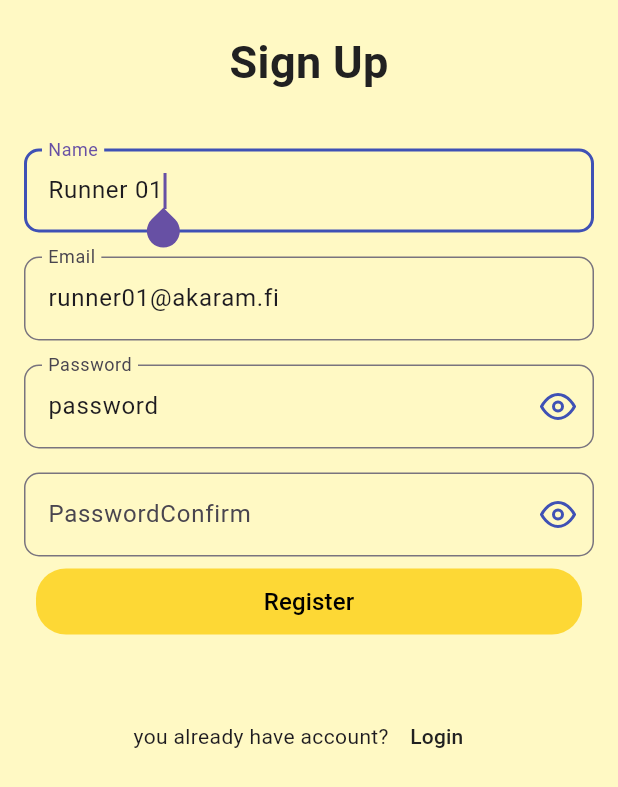
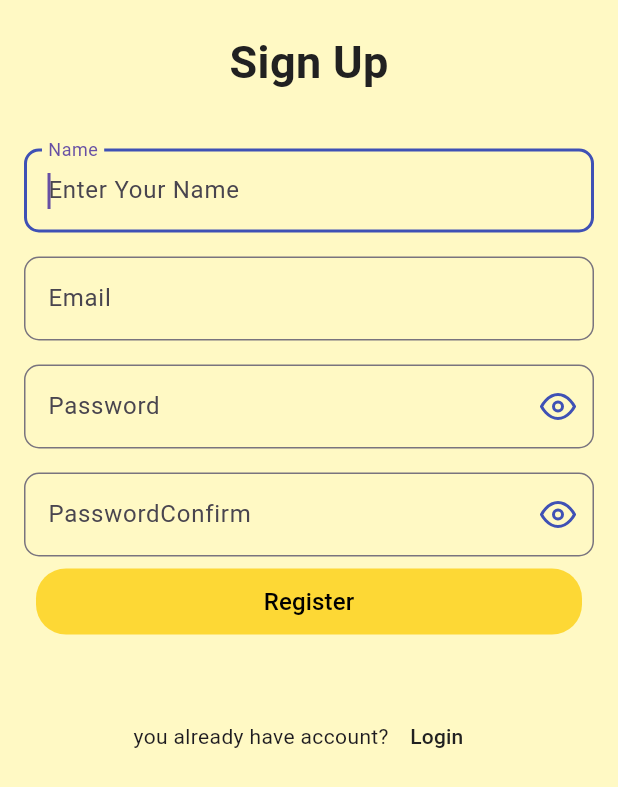
Before and after one commit to nteej/akcrm, a Flutter app: the Register screen opened directly, on a phone screen of 412 x 824 dp. Shown: the top 787 px of the screen. Run offline on Flutter 3.47's test engine with Material 3 defaults, Android fonts, the phone set to English and light mode, and no system bars; our stand-ins replace device_info_plus, dio, flutter_feather_icons, flutter_map, flutter_secure_storage, flutter_svg and 2 more; missing offline and left inert: finnerp; accounts and stored records are empty.

Commit message:
Name Update with Login & Register Default value fix

```diff
--- a/lib/screen/location_check_screen.dart
+++ b/lib/screen/location_check_screen.dart
@@ -124,7 +124,7 @@ class _LocationCheckScreenState extends State<LocationCheckScreen> {
 
               // Description
               Text(
-                'FinnERP needs access to your location to track work activities and provide accurate job management.',
+                'SmartForce needs access to your location to track work activities and provide accurate job management.',
                 style: TextStyle(
                   fontSize: 16,
                   color: AppColors.text.withOpacity(0.7),
--- a/lib/screen/login_screen.dart
+++ b/lib/screen/login_screen.dart
@@ -32,8 +32,8 @@ class _LoginScreenState extends State<LoginScreen> {
   @override
   void initState() {
     super.initState();
-    _email.text = 'runner01@akaram.fi';
-    _password.text = 'password';
+    _email.text = '';
+    _password.text = '';
   }
 
   Future submit() async {
--- a/lib/screen/register.dart
+++ b/lib/screen/register.dart
@@ -49,9 +49,9 @@ class _RegisterState extends State<Register> {
   @override
   void initState() {
     super.initState();
-    _email.text = 'runner01@akaram.fi';
-    _name.text = 'Runner 01';
-    _password.text = 'password';
+    _email.text = '';
+    _name.text = '';
+    _password.text = '';
   }
 
   @override
--- a/lib/screen/splash_screen.dart
+++ b/lib/screen/splash_screen.dart
@@ -57,7 +57,7 @@ class _SplashScreenState extends State<SplashScreen> {
             ),
             const SizedBox(height: 40),
             Text(
-              'FinnERP',
+              'SmartForce Group Finland Oy',
               style: TextStyle(
                 fontSize: 40,
                 fontWeight: FontWeight.bold,
--- a/pubspec.yaml
+++ b/pubspec.yaml
@@ -1,5 +1,5 @@
-name: finnerp
-description: "FinnERP is ERP Software System for Finnish small and medium-sized enterprises to support their business processes & cooperate goals."
+name: smartforce
+description: "SmartForce is the employees client app for SmartForce ERP Software System to SmartForce group Finland Oy to support their business processes & cooperate goals."
 # The following line prevents the package from being accidentally published to
 # pub.dev using `flutter pub publish`. This is preferred for private packages.
 publish_to: 'none' # Remove this line if you wish to publish to pub.dev
```
